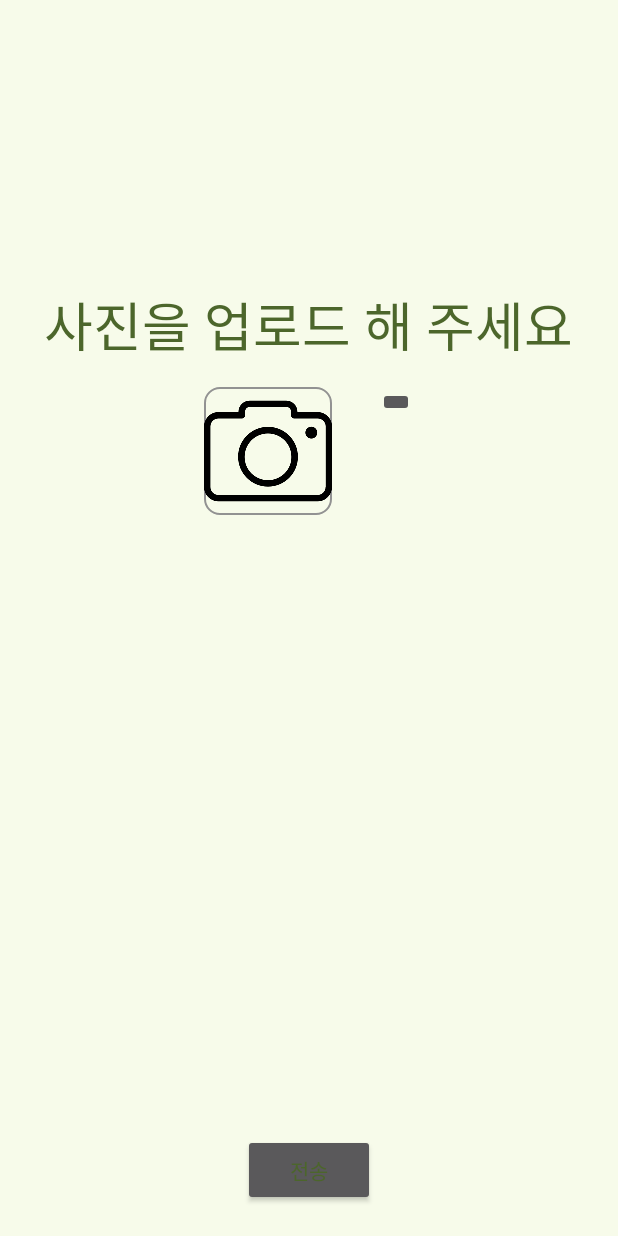
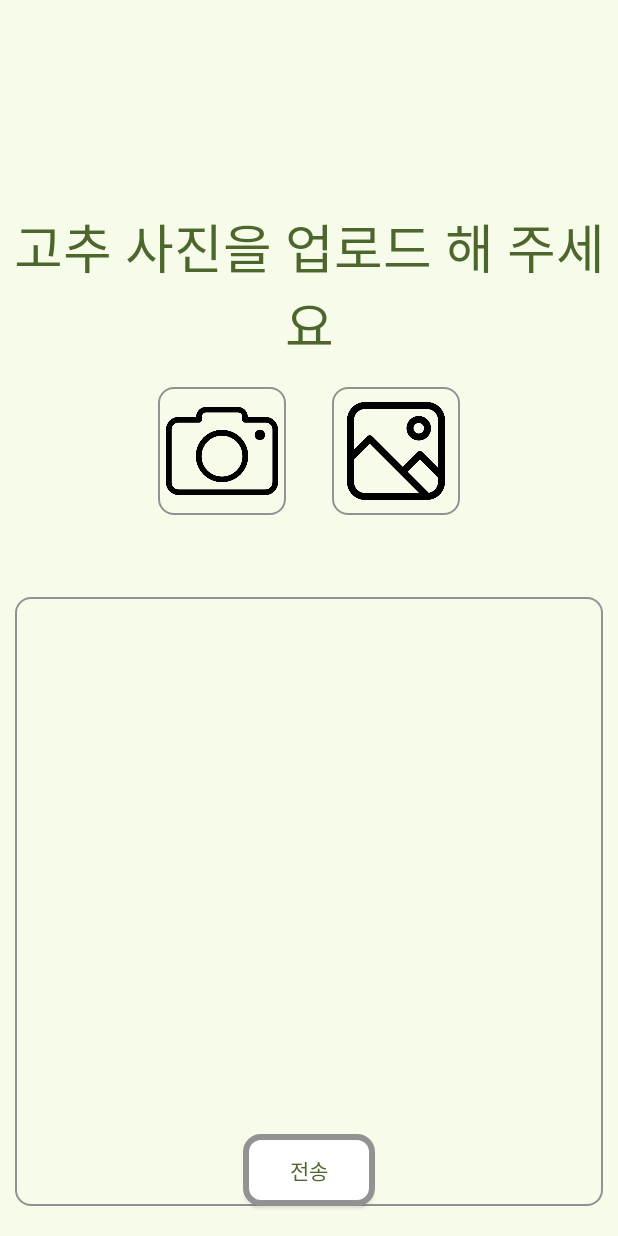
Before and after one commit to SeongBae-applepie/AI-andorid-App, an Android app: the screen it shows after launch (SelectPlent), after a tap on an icon or button, on a phone screen of 412 x 824 dp. Run offline under Robolectric (Android 15) with nearby library versions, the phone set to English and light mode, and no system bars.

Commit message:
first AI App 디자인 변경 완료 및 이미지 개선버전

```diff
--- a/app/build.gradle.kts
+++ b/app/build.gradle.kts
@@ -32,7 +32,7 @@ android {
 }
 
 dependencies {
-
+    implementation ("com.github.bumptech.glide:glide:4.15.1")
     implementation("androidx.appcompat:appcompat:1.7.0")
     implementation("com.google.android.material:material:1.12.0")
     implementation("androidx.constraintlayout:constraintlayout:2.1.4")
--- a/app/src/main/java/com/example/myapplication/MainActivity.java
+++ b/app/src/main/java/com/example/myapplication/MainActivity.java
@@ -39,7 +39,7 @@ public class MainActivity extends AppCompatActivity {
             @Override
             public void onClick(View view) {
                 Intent intent = new Intent(getApplicationContext(), SelectPlent.class);
-
+                intent.putExtra("name","고추");
                 startActivity(intent);
             }
         });
--- /dev/null
+++ b/app/src/main/res/drawable/button_round2.xml
@@ -0,0 +1,16 @@
+<?xml version="1.0" encoding="utf-8"?>
+<shape xmlns:android="http://schemas.android.com/apk/res/android"
+    android:padding="10dp"
+    android:shape="rectangle">
+    <solid android:color="@color/white"/>
+    <stroke
+        android:width="4dp"
+        android:color="#929292"/>
+
+    <corners
+        android:bottomLeftRadius="10dp"
+        android:bottomRightRadius="10dp"
+        android:topLeftRadius="10dp"
+        android:topRightRadius="10dp" />
+
+</shape>
--- a/app/src/main/res/layout/select_plent_view.xml
+++ b/app/src/main/res/layout/select_plent_view.xml
@@ -14,7 +14,7 @@
         android:gravity="bottom|center">
 
         <TextView
-            android:id="@+id/serch_plant"
+            android:id="@+id/serch_textview"
             android:layout_width="wrap_content"
             android:layout_height="wrap_content"
             android:text="사진을 업로드 해 주세요"
@@ -32,21 +32,26 @@
         android:gravity="center|top">
 
         <ImageButton
-            android:background="@drawable/button_round"
-            android:src="@drawable/camera"
-            android:scaleType="centerInside"
             android:id="@+id/serch_camera"
             android:layout_width="85dp"
             android:layout_height="85dp"
             android:layout_margin="15dp"
+            android:padding="5dp"
+            android:background="@drawable/button_round"
+            android:src="@drawable/camera"
+            android:scaleType="centerInside"
             android:text="카메라"/>
 
         <ImageButton
             android:id="@+id/serch_gallery"
-            android:layout_width="wrap_content"
-            android:layout_height="wrap_content"
+            android:src="@drawable/gallery"
+            android:padding="5dp"
+            android:layout_width="85dp"
+            android:layout_height="85dp"
             android:layout_margin="15dp"
-            android:text="갤러리"/>
+            android:background="@drawable/button_round"
+            android:scaleType="centerInside"
+            android:text="카메라"/>
 
     </androidx.appcompat.widget.LinearLayoutCompat>
 
@@ -60,12 +65,18 @@
             android:layout_height="match_parent">
 
             <ImageView
+                android:background="@drawable/button_round"
+                android:layout_marginTop="10dp"
+                android:layout_marginRight="10dp"
+                android:layout_marginLeft="10dp"
+                android:layout_marginBottom="20dp"
                 android:id="@+id/photo_view"
                 android:layout_weight="2"
                 android:layout_width="match_parent"
                 android:layout_height="match_parent"/>
 
             <Button
+                android:background="@drawable/button_round2"
                 android:layout_width="wrap_content"
                 android:layout_height="wrap_content"
                 android:layout_gravity="center|bottom"
--- a/app/src/main/res/xml/file_paths.xml
+++ b/app/src/main/res/xml/file_paths.xml
@@ -1,3 +1,3 @@
 <paths xmlns:android="http://schemas.android.com/apk/res/android">
-    <external-path name="my_images" path="images/" />
+    <external-path name="external_files" path="." />
 </paths>
```
Also changed, not shown: app/src/main/java/com/example/myapplication/SelectPlent.java (+57 -78 lines).
